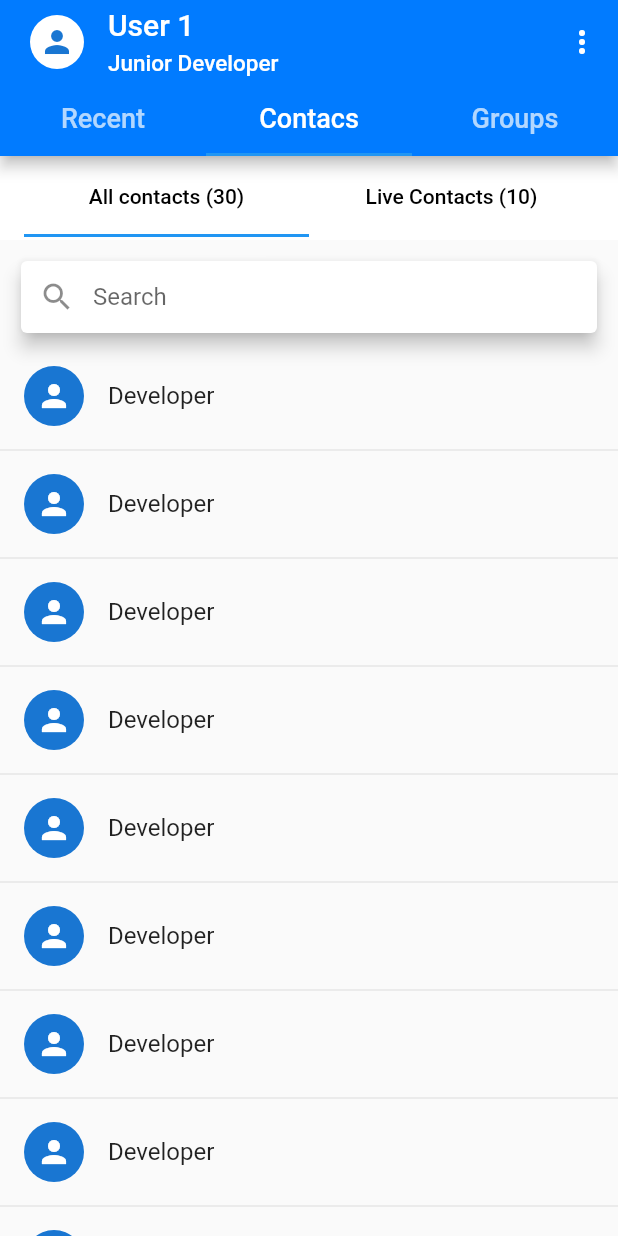
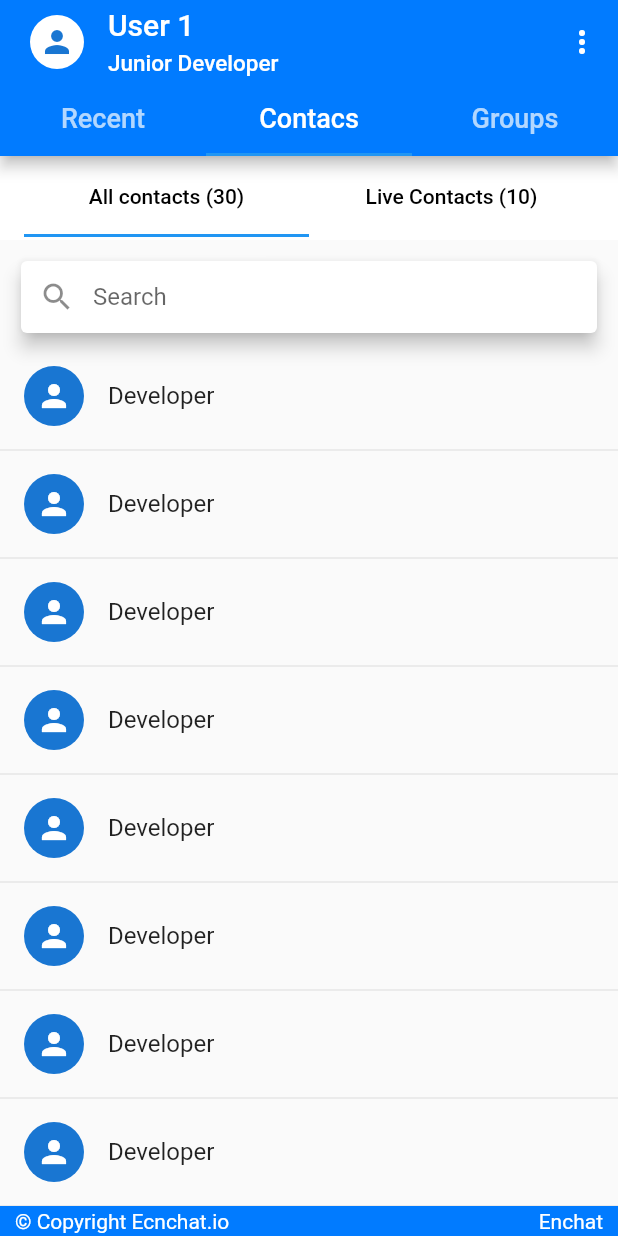
Before and after one commit to pprakash-sunsmart/LINKUS-FLUTTER, a Flutter app: the landingPage screen opened directly, tab 3 chosen, on a phone screen of 412 x 824 dp. Run offline on Flutter 3.47's test engine with Material 2 defaults, Android fonts, the phone set to English and light mode, and no system bars.

Commit message:
all working

```diff
--- a/lib/screens/Landing Files/LandingScreen.dart
+++ b/lib/screens/Landing Files/LandingScreen.dart
@@ -1,4 +1,4 @@
-// ignore_for_file: camel_case_types, prefer_const_constructors, avoid_unnecessary_containers, file_names, sized_box_for_whitespace
+// ignore_for_file: camel_case_types, prefer_const_constructors, avoid_unnecessary_containers, file_names, sized_box_for_whitespace, prefer_const_literals_to_create_immutables
 
 import 'package:flutter/material.dart';
 import 'package:linkus/screens/change%20Password/change_password.dart';
@@ -7,6 +7,7 @@ import 'package:linkus/screens/profile/my_profile.dart';
 import 'contactTab.dart';
 import 'groupTab.dart';
 import 'recentTab.dart';
+import 'widgets.dart';
 
 class landingPage extends StatefulWidget {
   const landingPage({super.key});
@@ -30,6 +31,17 @@ class _landingPageState extends State<landingPage> {
                   backgroundColor: Color.fromRGBO(1, 123, 255, 1),
                   leading: Padding(
                     padding: EdgeInsets.only(top: 10, left: 20, bottom: 10),
+                    child: InkWell(
+                      onTap: () {
+                        Navigator.pushAndRemoveUntil<dynamic>(
+                          context,
+                          MaterialPageRoute<dynamic>(
+                            builder: (BuildContext context) => ProfilePage(),
+                          ),
+                          (route) => true,
+                          //if you want to disable back feature set to false
+                        );
+                      },
                       child: CircleAvatar(
                           backgroundColor: Colors.white,
                           child: profImg
@@ -37,6 +49,7 @@ class _landingPageState extends State<landingPage> {
                                   Icons.person,
                                 )
                               : Icon(Icons.abc)),
+                    ),
                   ),
                   title: Column(
                     mainAxisAlignment: MainAxisAlignment.start,
@@ -69,12 +82,6 @@ class _landingPageState extends State<landingPage> {
                             height: 0,
                             child: InkWell(
                               onTap: () {
-                                // Navigator.pushAndRemoveUntil<dynamic>(context,
-                                //     MaterialPageRoute<dynamic>(
-                                //   builder: (BuildContext context) {
-                                //     return ProfilePage();
-                                //   },
-                                // ), (_) => true);
                                 Navigator.pop(context);
                                 Navigator.pushAndRemoveUntil<dynamic>(
                                   context,
@@ -376,6 +383,7 @@ class _landingPageState extends State<landingPage> {
                     Tab(icon: groupTab()),
                   ],
                 ),
+                bottomSheet: footer(),
               ),
             )));
   }
--- a/lib/screens/Landing Files/allcontacts.dart
+++ b/lib/screens/Landing Files/allcontacts.dart
@@ -2,6 +2,7 @@
 
 import 'package:flutter/material.dart';
 
+import '../chatscreen Files/individualChat.dart';
 import 'widgets.dart';
 
 class allContacts extends StatefulWidget {
@@ -32,6 +33,10 @@ class _allContactsState extends State<allContacts> {
           ),
         ),
         ChatList(
+          onTap: () {
+            Navigator.push(context,
+                MaterialPageRoute(builder: (context) => PersonalChat()));
+          },
           profIcon: Icon(Icons.person),
           msgText: null,
           msgdte$tme: Text(''),
--- a/lib/screens/Landing Files/contactTab.dart
+++ b/lib/screens/Landing Files/contactTab.dart
@@ -26,39 +26,18 @@ class _contactsTabState extends State<contactsTab> {
             SizedBox(
               height: 50,
               child: Center(
-                child: Expanded(
-                  child: Row(
-                    mainAxisAlignment: MainAxisAlignment.center,
-                    crossAxisAlignment: CrossAxisAlignment.center,
-                    children: [
-                      Text(
-                        'All contacts ',
-                        style: TextStyle(color: Colors.black),
-                      ),
-                      Text(
-                        '(30)',
-                        style: TextStyle(color: Colors.black),
-                      ),
-                    ],
-                  ),
+                child: Text(
+                  'All contacts (30)',
+                  style: TextStyle(color: Colors.black),
                 ),
               ),
             ),
             SizedBox(
               height: 50,
               child: Center(
-                child: Row(
-                  mainAxisAlignment: MainAxisAlignment.center,
-                  children: [
-                    Text(
-                      'Live Contacts ',
-                      style: TextStyle(color: Colors.black),
-                    ),
-                    Text(
-                      '(10)',
-                      style: TextStyle(color: Colors.black),
-                    ),
-                  ],
+                child: Text(
+                  'Live Contacts (10)',
+                  style: TextStyle(color: Colors.black),
                 ),
               ),
             ),
--- a/lib/screens/Landing Files/groupTab.dart
+++ b/lib/screens/Landing Files/groupTab.dart
@@ -1,6 +1,7 @@
 // ignore_for_file: prefer_const_constructors, camel_case_types, file_names
 
 import 'package:flutter/material.dart';
+import 'package:linkus/screens/chatscreen%20Files/groupChat.dart';
 
 import 'widgets.dart';
 
@@ -46,6 +47,10 @@ class _groupTabState extends State<groupTab> {
                   ),
                 ))),
         ChatList(
+          onTap: () {
+            Navigator.push(
+                context, MaterialPageRoute(builder: (context) => groupChat()));
+          },
           profIcon: Icon(Icons.group),
           msgText: null,
           msgdte$tme: Text(''),
--- a/lib/screens/Landing Files/liveContacts.dart
+++ b/lib/screens/Landing Files/liveContacts.dart
@@ -31,6 +31,7 @@ class _liveContactsState extends State<liveContacts> {
           ),
         ),
         ChatList(
+          onTap: null,
           profIcon: Icon(Icons.person),
           msgText: null,
           msgdte$tme: Text(''),
--- a/lib/screens/Landing Files/recentTab.dart
+++ b/lib/screens/Landing Files/recentTab.dart
@@ -2,6 +2,7 @@
 
 import 'package:flutter/material.dart';
 
+import '../chatscreen Files/individualChat.dart';
 import 'widgets.dart';
 
 class recentTab extends StatefulWidget {
@@ -29,6 +30,10 @@ class _recentTabState extends State<recentTab> {
           ),
         ),
         ChatList(
+          onTap: () {
+            Navigator.push(context,
+                MaterialPageRoute(builder: (context) => PersonalChat()));
+          },
           ntfctnCnt: CircleAvatar(
               radius: 10,
               child: Text(
--- a/lib/screens/Landing Files/widgets.dart
+++ b/lib/screens/Landing Files/widgets.dart
@@ -10,6 +10,7 @@ class ChatList extends StatefulWidget {
   final ntfctnCnt;
   final msgdte$tme;
   final ItmCnt;
+  final onTap;
   const ChatList({
     Key? key,
     required this.profIcon,
@@ -18,6 +19,7 @@ class ChatList extends StatefulWidget {
     required this.ntfctnCnt,
     required this.msgdte$tme,
     required this.ItmCnt,
+    required this.onTap,
   }) : super(key: key);
 
   @override
@@ -35,10 +37,7 @@ class _ChatListState extends State<ChatList> {
             return Column(
               children: [
                 ListTile(
-                  onTap: () {
-                    Navigator.push(context,
-                        MaterialPageRoute(builder: (context) => NewChat()));
-                  },
+                  onTap: widget.onTap,
                   leading: CircleAvatar(
                     // radius: 25,
                     child: widget.profIcon,
@@ -89,7 +88,6 @@ class _ChatInputBoxState extends State<ChatInputBox> {
                   decoration: BoxDecoration(
                       color: Colors.white,
                       borderRadius: BorderRadius.circular(20)),
-                  child: Flexible(
                   child: TextFormField(
                     cursorHeight: 16,
                     cursorColor: Colors.grey.shade900,
@@ -100,8 +98,7 @@ class _ChatInputBoxState extends State<ChatInputBox> {
                         prefixIcon: IconButton(
                             onPressed: () {},
                             icon: Image(
-                                  image:
-                                      AssetImage('assets/images/smiley.png'))),
+                                image: AssetImage('assets/images/smiley.png'))),
                         suffixIcon: IconButton(
                           onPressed: () {},
                           icon: Container(
@@ -123,7 +120,6 @@ class _ChatInputBoxState extends State<ChatInputBox> {
                           ),
                           // iconSize: 25,
                         )),
-                    ),
                   )),
             ),
             SizedBox(
@@ -150,3 +146,38 @@ class _ChatInputBoxState extends State<ChatInputBox> {
     );
   }
 }
+
+class footer extends StatelessWidget {
+  const footer({
+    Key? key,
+  }) : super(key: key);
+
+  @override
+  Widget build(BuildContext context) {
+    return Container(
+        color: Color.fromRGBO(1, 123, 255, 1),
+        height: 20,
+        child: Align(
+            alignment: Alignment.bottomCenter,
+            child: Padding(
+              padding: const EdgeInsets.symmetric(horizontal: 10),
+              child: Row(
+                mainAxisAlignment: MainAxisAlignment.spaceBetween,
+                crossAxisAlignment: CrossAxisAlignment.center,
+                children: const [
+                  Center(
+                    child: Text(
+                      '\u00a9 Copyright Ecnchat.io',
+                      style: TextStyle(color: Colors.white),
+                    ),
+                  ),
+                  Center(
+                      child: Text(
+                    'Enchat',
+                    style: TextStyle(color: Colors.white),
+                  )),
+                ],
+              ),
+            )));
+  }
+}
--- a/lib/screens/Login Files/loginscreen.dart
+++ b/lib/screens/Login Files/loginscreen.dart
@@ -86,7 +86,7 @@ class _LoginScreenState extends State<LoginScreen> {
                     height: MediaQuery.of(context).size.height * 0.09,
                   ),
                   MasterTextField(
-                    contentPadding: EdgeInsets.symmetric(vertical: 5),
+                    contentPadding: const EdgeInsets.symmetric(vertical: 5),
                     label: "Mobile Number",
                     Controller: nameController,
                     PrefixIcon: Padding(
@@ -113,7 +113,7 @@ class _LoginScreenState extends State<LoginScreen> {
                     height: MediaQuery.of(context).size.height * 0.02,
                   ),
                   MasterTextField(
-                    contentPadding: EdgeInsets.symmetric(vertical: 5),
+                    contentPadding: const EdgeInsets.symmetric(vertical: 5),
                     label: "Password",
                     PrefixIcon: Padding(
                       padding: const EdgeInsets.only(right: 10),
--- a/lib/screens/change Password/change_password.dart
+++ b/lib/screens/change Password/change_password.dart
@@ -1,5 +1,4 @@
 import 'package:flutter/material.dart';
-import 'package:linkus/screens/Landing%20Files/LandingScreen.dart';
 
 import '../Login Files/login_textfield.dart';
 
@@ -16,8 +15,7 @@ class _ChangePasswordState extends State<ChangePassword> {
   var cnfrmPassword = TextEditingController();
   @override
   Widget build(BuildContext context) {
-    return Container(
-        child: Scaffold(
+    return Scaffold(
       appBar: AppBar(
         backgroundColor: const Color.fromRGBO(1, 123, 255, 1),
         automaticallyImplyLeading: false,
@@ -112,6 +110,6 @@ class _ChangePasswordState extends State<ChangePassword> {
           ],
         ),
       ),
-    ));
+    );
   }
 }
```
Also changed, not shown: lib/screens/chatscreen Files/individualChat.dart (+5 -5 lines). Lines whose indentation alone changed are shown as unchanged.
